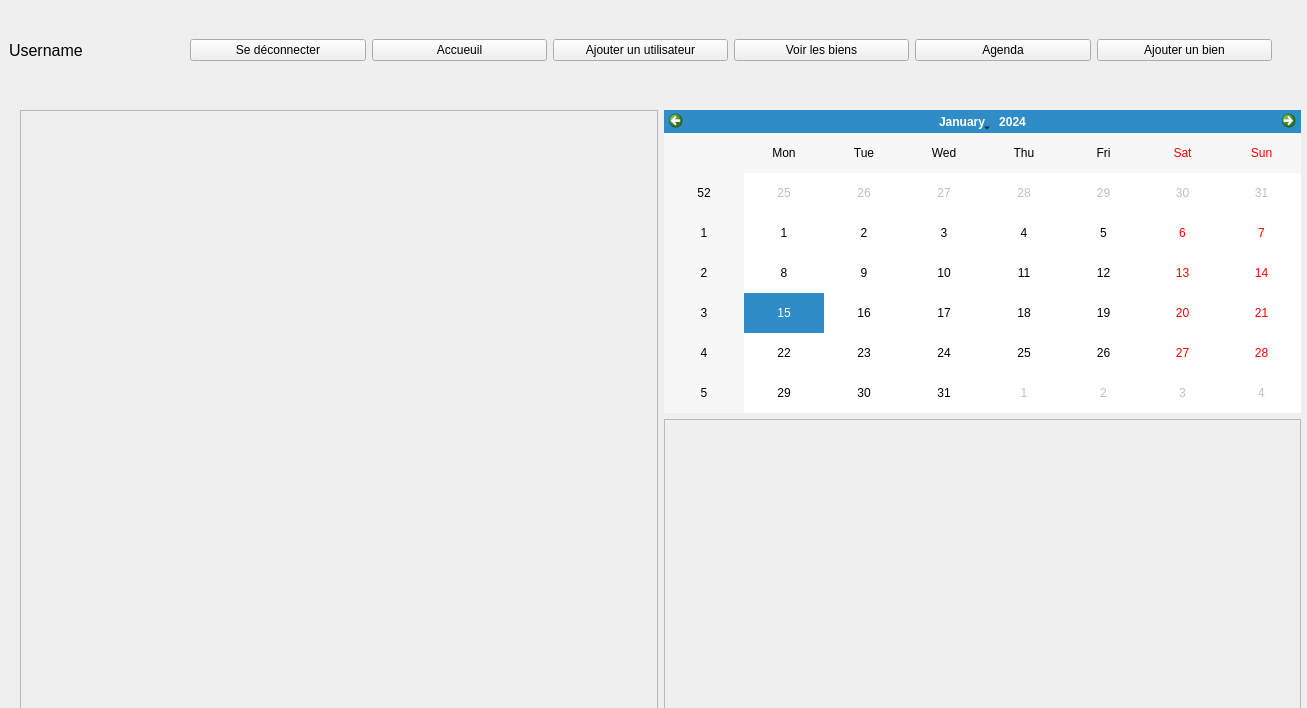
LixNew2/Grimmo, file core/GUI/interface.ui: the form before one commit.
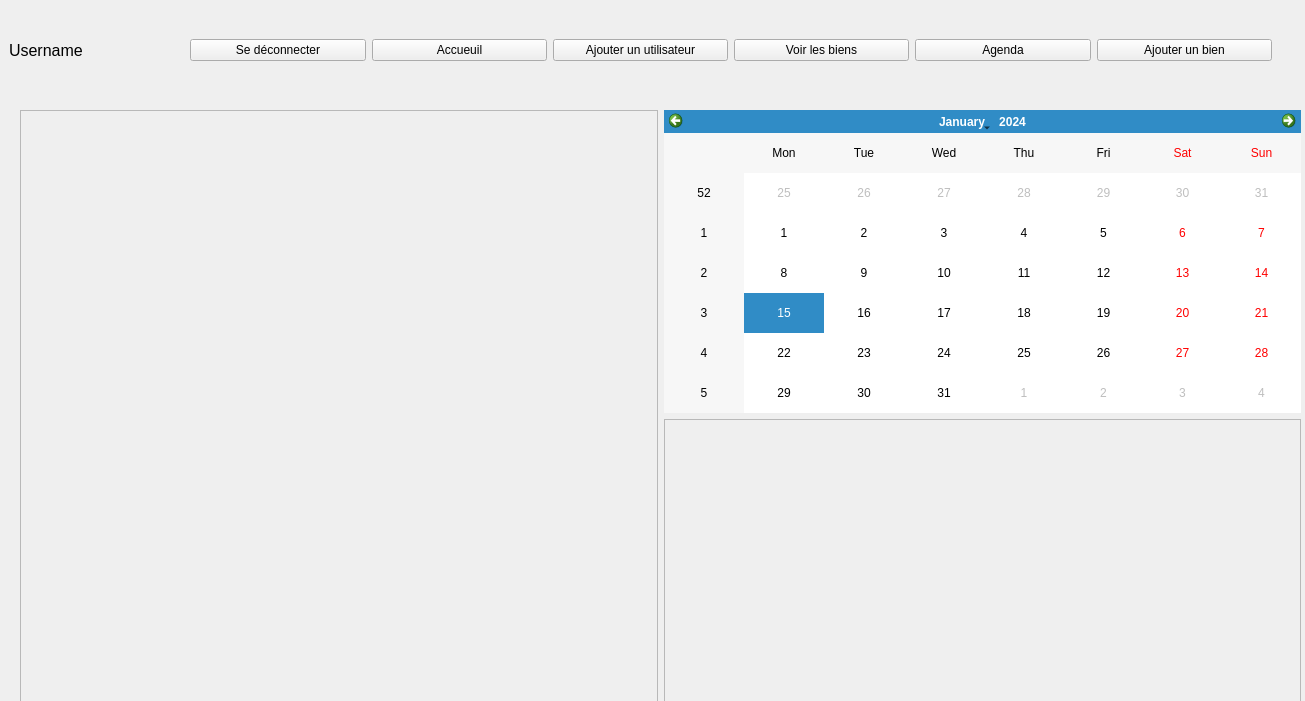
The form after the commit. The open tabs and pages were chosen to show the change.

What changed in the file:
```diff
--- a/core/GUI/interface.ui
+++ b/core/GUI/interface.ui
@@ -6,8 +6,8 @@
    <rect>
     <x>0</x>
     <y>0</y>
-    <width>1307</width>
-    <height>708</height>
+    <width>1305</width>
+    <height>701</height>
    </rect>
   </property>
   <property name="windowTitle">
@@ -124,8 +124,8 @@
            <rect>
             <x>0</x>
             <y>0</y>
-            <width>636</width>
-            <height>607</height>
+            <width>98</width>
+            <height>28</height>
            </rect>
           </property>
          </widget>
@@ -146,8 +146,8 @@
              <rect>
               <x>0</x>
               <y>0</y>
-              <width>633</width>
-              <height>299</height>
+              <width>98</width>
+              <height>28</height>
              </rect>
             </property>
            </widget>
```
Left out of the diff: 8 changed lines with no effect on the pictures.
